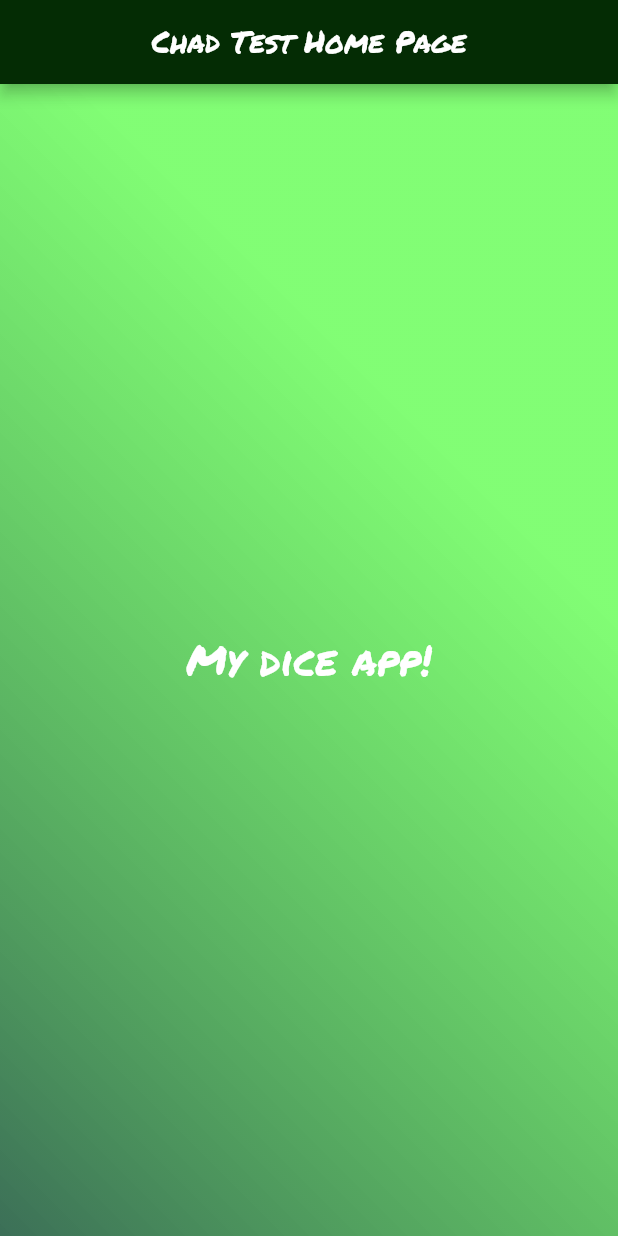
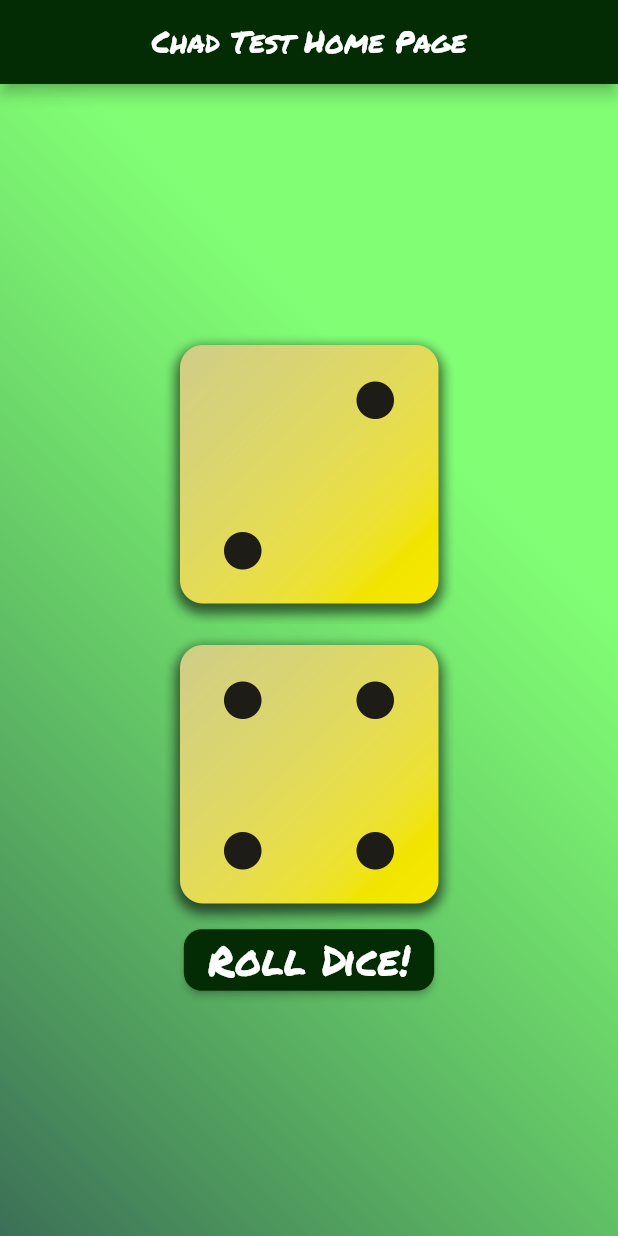
Before and after one commit to chadthecoder/flutterFun, a Flutter app: the screen it shows after launch, on a phone screen of 412 x 824 dp. Run offline on Flutter 3.47's test engine with Material 2 defaults, Android fonts, the light colour scheme and no system bars; our stand-ins replace google_fonts.

Commit message:
Added dice and button, changed style, refactoring

```diff
--- /dev/null
+++ b/diceapp/lib/actions/roll_dice.dart
@@ -0,0 +1 @@
+void rollDice() {}
--- a/diceapp/lib/main.dart
+++ b/diceapp/lib/main.dart
@@ -1,7 +1,9 @@
-import 'package:diceapp/StyledText.dart';
+//import 'package:diceapp/styled_text.dart';
+import 'package:diceapp/widgets/styled_text.dart';
 import 'package:flutter/material.dart';
 import 'package:google_fonts/google_fonts.dart';
-import 'GradientContainer.dart';
+import 'widgets/gradient_container.dart';
+import 'actions/roll_dice.dart';
 
 void main() {
   runApp(const MyApp());
@@ -39,6 +41,8 @@ class MyHomePage extends StatefulWidget {
 }
 
 class _MyHomePageState extends State<MyHomePage> {
+  final Color darkGreen = const Color.fromARGB(255, 4, 44, 4);
+
   @override
   Widget build(BuildContext context) {
     // This method is rerun every time setState is called, for instance as done
@@ -66,10 +70,35 @@ class _MyHomePageState extends State<MyHomePage> {
               style: GoogleFonts.permanentMarker(),
             ),
           ),
-          backgroundColor: const Color.fromARGB(255, 4, 44, 4),
+          backgroundColor: darkGreen,
         ),
-        body: const Center(
-          child: StyledText('My dice app!'),
+        body: Center(
+          child: Column(
+            mainAxisSize: MainAxisSize.min,
+            children: [
+              Image.asset(
+                'assets/images/dice-2.png',
+                width: 200,
+              ),
+              Image.asset(
+                'assets/images/dice-4.png',
+                width: 200,
+              ),
+              ElevatedButton(
+                onPressed: rollDice,
+                style: ElevatedButton.styleFrom(
+                  backgroundColor: darkGreen,
+                  shape: RoundedRectangleBorder(
+                    borderRadius: BorderRadius.circular(12), // <-- Radius
+                  ),
+                  //shape: const CircleBorder(),
+                  //padding: const EdgeInsets.all(24),
+                  //fixedSize: const Size(190, 190),
+                ),
+                child: const StyledText('Roll Dice!'),
+              ),
+            ],
+          ),
         ),
       ),
     );
```
Also changed, not shown: diceapp/pubspec.yaml (+9 -7 lines), diceapp/assets/images/dice-1.png (added), diceapp/assets/images/dice-2.png (added), diceapp/assets/images/dice-3.png (added), diceapp/assets/images/dice-4.png (added), diceapp/assets/images/dice-5.png (added), diceapp/assets/images/dice-6.png (added), diceapp/lib/widgets/gradient_container.dart (renamed from diceapp/lib/GradientContainer.dart), diceapp/lib/widgets/styled_text.dart (renamed from diceapp/lib/StyledText.dart).
